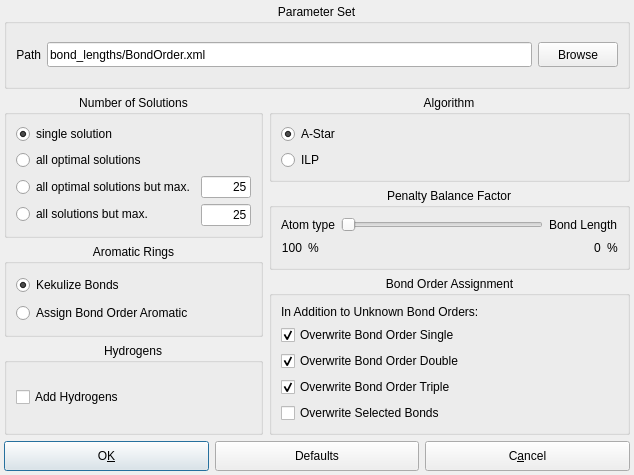
Before: the Qt Designer form source/VIEW/DIALOGS/assignBondOrderConfigurationDialog.ui in BALL-Project/ball, drawn with Qt 5.
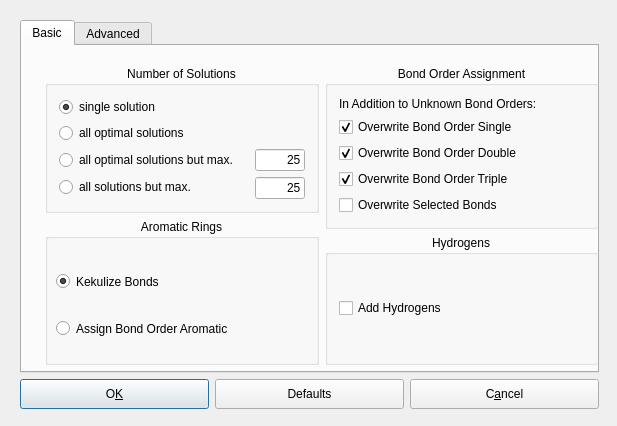
After: the same form once the commit is applied.

Commit message: excluded the assign-charge option for the upcomming release

Diff of the .ui file:
```diff
--- a/source/VIEW/DIALOGS/assignBondOrderConfigurationDialog.ui
+++ b/source/VIEW/DIALOGS/assignBondOrderConfigurationDialog.ui
@@ -5,14 +5,12 @@
    <rect>
     <x>0</x>
     <y>0</y>
-    <width>634</width>
-    <height>475</height>
+    <width>617</width>
+    <height>426</height>
    </rect>
   </property>
   <property name="sizePolicy" >
-   <sizepolicy>
-    <hsizetype>5</hsizetype>
-    <vsizetype>5</vsizetype>
+   <sizepolicy vsizetype="Preferred" hsizetype="Preferred" >
     <horstretch>0</horstretch>
     <verstretch>0</verstretch>
    </sizepolicy>
@@ -32,133 +30,45 @@
   <property name="windowTitle" >
    <string>Assign Bond Order Options</string>
   </property>
-  <layout class="QGridLayout" >
-   <property name="margin" >
-    <number>4</number>
+  <widget class="QWidget" name="" >
+   <property name="geometry" >
+    <rect>
+     <x>9</x>
+     <y>9</y>
+     <width>601</width>
+     <height>411</height>
+    </rect>
    </property>
-   <property name="spacing" >
-    <number>6</number>
-   </property>
-   <item row="0" column="0" >
-    <widget class="QGroupBox" name="groupBox12" >
-     <property name="title" >
-      <string>Parameter Set</string>
-     </property>
-     <property name="alignment" >
-      <set>Qt::AlignHCenter</set>
-     </property>
-     <layout class="QGridLayout" >
-      <property name="margin" >
-       <number>9</number>
-      </property>
-      <property name="spacing" >
-       <number>6</number>
-      </property>
-      <item row="0" column="2" >
-       <widget class="QPushButton" name="browse_button" >
-        <property name="enabled" >
-         <bool>true</bool>
-        </property>
-        <property name="minimumSize" >
-         <size>
-          <width>50</width>
-          <height>25</height>
-         </size>
-        </property>
-        <property name="focusPolicy" >
-         <enum>Qt::TabFocus</enum>
-        </property>
-        <property name="toolTip" >
-         <string>Browse your computer for amber file</string>
-        </property>
-        <property name="text" >
-         <string>Browse</string>
-        </property>
-        <property name="autoDefault" >
-         <bool>true</bool>
-        </property>
-       </widget>
-      </item>
-      <item row="0" column="1" >
-       <widget class="QLineEdit" name="parameter_file_edit" >
-        <property name="minimumSize" >
-         <size>
-          <width>150</width>
-          <height>25</height>
-         </size>
-        </property>
-        <property name="focusPolicy" >
-         <enum>Qt::StrongFocus</enum>
-        </property>
-        <property name="text" >
-         <string>bond_lengths/BondOrder.xml</string>
-        </property>
-        <property name="maxLength" >
-         <number>32767</number>
-        </property>
-        <property name="frame" >
-         <bool>true</bool>
-        </property>
-        <property name="echoMode" >
-         <enum>QLineEdit::Normal</enum>
-        </property>
-        <property name="alignment" >
-         <set>Qt::AlignLeading</set>
-        </property>
-       </widget>
-      </item>
-      <item row="0" column="0" >
-       <widget class="QLabel" name="Label_10" >
-        <property name="sizePolicy" >
-         <sizepolicy>
-          <hsizetype>5</hsizetype>
-          <vsizetype>1</vsizetype>
-          <horstretch>0</horstretch>
-          <verstretch>0</verstretch>
-         </sizepolicy>
-        </property>
-        <property name="minimumSize" >
-         <size>
-          <width>0</width>
-          <height>25</height>
-         </size>
-        </property>
-        <property name="focusPolicy" >
-         <enum>Qt::NoFocus</enum>
-        </property>
-        <property name="lineWidth" >
-         <number>1</number>
-        </property>
-        <property name="text" >
-         <string>Path</string>
-        </property>
-        <property name="textFormat" >
-         <enum>Qt::AutoText</enum>
-        </property>
-        <property name="alignment" >
-         <set>Qt::AlignRight|Qt::AlignTrailing|Qt::AlignVCenter</set>
-        </property>
-       </widget>
-      </item>
-     </layout>
-    </widget>
-   </item>
-   <item row="1" column="0" >
-    <layout class="QGridLayout" >
-     <property name="margin" >
+   <layout class="QVBoxLayout" name="verticalLayout_4" >
+    <item>
+     <widget class="QTabWidget" name="tabWidget" >
+      <property name="currentIndex" >
       <number>0</number>
      </property>
-     <property name="spacing" >
-      <number>6</number>
-     </property>
-     <item row="0" column="0" >
-      <layout class="QVBoxLayout" >
-       <property name="margin" >
-        <number>0</number>
-       </property>
-       <property name="spacing" >
-        <number>6</number>
-       </property>
+      <widget class="QWidget" name="basic_tab" >
+       <property name="geometry" >
+        <rect>
+         <x>0</x>
+         <y>0</y>
+         <width>595</width>
+         <height>339</height>
+        </rect>
+       </property>
+       <attribute name="title" >
+        <string>Basic</string>
+       </attribute>
+       <widget class="QWidget" name="" >
+        <property name="geometry" >
+         <rect>
+          <x>12</x>
+          <y>9</y>
+          <width>575</width>
+          <height>321</height>
+         </rect>
+        </property>
+        <layout class="QHBoxLayout" name="horizontalLayout_2" >
+         <item>
+          <layout class="QVBoxLayout" name="verticalLayout" >
        <item>
         <widget class="QGroupBox" name="groupBox_5" >
          <property name="title" >
@@ -170,21 +80,15 @@
          <property name="checked" >
           <bool>false</bool>
          </property>
-         <layout class="QGridLayout" >
-          <property name="margin" >
-           <number>9</number>
-          </property>
-          <property name="spacing" >
-           <number>6</number>
-          </property>
+             <layout class="QGridLayout" name="gridLayout_3" >
           <item row="0" column="0" >
            <layout class="QVBoxLayout" >
+                <property name="spacing" >
+                 <number>6</number>
+                </property>
             <property name="margin" >
              <number>0</number>
             </property>
-            <property name="spacing" >
-             <number>6</number>
-            </property>
             <item>
              <widget class="QRadioButton" name="single_solution_button" >
               <property name="enabled" >
@@ -203,6 +107,12 @@
               <property name="enabled" >
                <bool>true</bool>
               </property>
+                  <property name="minimumSize" >
+                   <size>
+                    <width>250</width>
+                    <height>0</height>
+                   </size>
+                  </property>
               <property name="text" >
                <string>all optimal solutions</string>
               </property>
@@ -215,20 +125,20 @@
           </item>
           <item row="1" column="0" >
            <layout class="QHBoxLayout" >
-            <property name="margin" >
-             <number>0</number>
-            </property>
             <property name="spacing" >
              <number>6</number>
             </property>
+                <property name="margin" >
+                 <number>0</number>
+                </property>
             <item>
              <layout class="QVBoxLayout" >
-              <property name="margin" >
-               <number>0</number>
-              </property>
               <property name="spacing" >
                <number>6</number>
               </property>
+                  <property name="margin" >
+                   <number>0</number>
+                  </property>
               <item>
                <widget class="QRadioButton" name="n_opt_solutions_button" >
                 <property name="enabled" >
@@ -259,21 +169,19 @@
             </item>
             <item>
              <layout class="QVBoxLayout" >
-              <property name="margin" >
-               <number>0</number>
-              </property>
               <property name="spacing" >
                <number>6</number>
               </property>
+                  <property name="margin" >
+                   <number>0</number>
+                  </property>
               <item>
                <widget class="QLineEdit" name="max_n_opt_solutions" >
                 <property name="enabled" >
                  <bool>true</bool>
                 </property>
                 <property name="sizePolicy" >
-                 <sizepolicy>
-                  <hsizetype>5</hsizetype>
-                  <vsizetype>0</vsizetype>
+                     <sizepolicy vsizetype="Fixed" hsizetype="Preferred" >
                   <horstretch>0</horstretch>
                   <verstretch>0</verstretch>
                  </sizepolicy>
@@ -298,9 +206,7 @@
                  <bool>true</bool>
                 </property>
                 <property name="sizePolicy" >
-                 <sizepolicy>
-                  <hsizetype>5</hsizetype>
-                  <vsizetype>0</vsizetype>
+                     <sizepolicy vsizetype="Fixed" hsizetype="Preferred" >
                   <horstretch>0</horstretch>
                   <verstretch>0</verstretch>
                  </sizepolicy>
@@ -337,18 +243,18 @@
          <property name="checked" >
           <bool>false</bool>
          </property>
-         <layout class="QVBoxLayout" >
-          <property name="margin" >
-           <number>9</number>
-          </property>
-          <property name="spacing" >
-           <number>6</number>
-          </property>
-          <item>
            <widget class="QRadioButton" name="kekulizeBonds_button" >
             <property name="enabled" >
              <bool>true</bool>
             </property>
+              <property name="geometry" >
+               <rect>
+                <x>11</x>
+                <y>51</y>
+                <width>272</width>
+                <height>23</height>
+               </rect>
+              </property>
             <property name="text" >
              <string>Kekulize Bonds</string>
             </property>
@@ -356,9 +262,15 @@
              <bool>true</bool>
             </property>
            </widget>
-          </item>
-          <item>
            <widget class="QRadioButton" name="assignBOAromatic_button" >
+              <property name="geometry" >
+               <rect>
+                <x>11</x>
+                <y>98</y>
+                <width>272</width>
+                <height>23</height>
+               </rect>
+              </property>
             <property name="text" >
              <string>Assign Bond Order Aromatic</string>
             </property>
@@ -366,8 +278,80 @@
              <bool>false</bool>
             </property>
            </widget>
-          </item>
-         </layout>
+            </widget>
+           </item>
+          </layout>
+         </item>
+         <item>
+          <layout class="QVBoxLayout" name="verticalLayout_2" >
+           <item>
+            <widget class="QGroupBox" name="groupBox" >
+             <property name="title" >
+              <string>Bond Order Assignment</string>
+             </property>
+             <property name="alignment" >
+              <set>Qt::AlignHCenter</set>
+             </property>
+             <property name="flat" >
+              <bool>false</bool>
+             </property>
+             <layout class="QGridLayout" name="gridLayout_5" >
+              <item row="0" column="0" >
+               <widget class="QLabel" name="label" >
+                <property name="text" >
+                 <string>In Addition to Unknown Bond Orders:</string>
+                </property>
+               </widget>
+              </item>
+              <item row="1" column="0" >
+               <widget class="QCheckBox" name="overwrite_singleBO_box" >
+                <property name="text" >
+                 <string>Overwrite Bond Order Single</string>
+                </property>
+                <property name="checked" >
+                 <bool>true</bool>
+                </property>
+               </widget>
+              </item>
+              <item row="2" column="0" >
+               <widget class="QCheckBox" name="overwrite_doubleBO_box" >
+                <property name="text" >
+                 <string>Overwrite Bond Order Double</string>
+                </property>
+                <property name="checked" >
+                 <bool>true</bool>
+                </property>
+               </widget>
+              </item>
+              <item row="4" column="0" >
+               <widget class="QCheckBox" name="overwrite_selected_bonds_box" >
+                <property name="enabled" >
+                 <bool>true</bool>
+                </property>
+                <property name="text" >
+                 <string>Overwrite Selected Bonds</string>
+                </property>
+                <property name="checked" >
+                 <bool>false</bool>
+                </property>
+               </widget>
+              </item>
+              <item row="3" column="0" >
+               <widget class="QCheckBox" name="overwrite_tripleBO_box" >
+                <property name="text" >
+                 <string>Overwrite Bond Order Triple</string>
+                </property>
+                <property name="checked" >
+                 <bool>true</bool>
+                </property>
+               </widget>
+              </item>
+             </layout>
+             <zorder>label</zorder>
+             <zorder>overwrite_singleBO_box</zorder>
+             <zorder>overwrite_doubleBO_box</zorder>
+             <zorder>overwrite_selected_bonds_box</zorder>
+             <zorder>overwrite_tripleBO_box</zorder>
         </widget>
        </item>
        <item>
@@ -384,21 +368,15 @@
          <property name="alignment" >
           <set>Qt::AlignHCenter</set>
          </property>
-         <layout class="QVBoxLayout" >
-          <property name="margin" >
-           <number>9</number>
-          </property>
-          <property name="spacing" >
-           <number>6</number>
-          </property>
-          <item>
+             <layout class="QGridLayout" name="gridLayout_4" >
+              <item row="0" column="0" >
            <widget class="QCheckBox" name="add_hydrogens_checkBox" >
             <property name="enabled" >
              <bool>true</bool>
             </property>
             <property name="minimumSize" >
              <size>
-              <width>140</width>
+                  <width>250</width>
               <height>0</height>
              </size>
             </property>
@@ -411,18 +389,133 @@
            </widget>
           </item>
          </layout>
+             <zorder>add_hydrogens_checkBox</zorder>
+             <zorder>groupBox</zorder>
         </widget>
        </item>
       </layout>
      </item>
-     <item row="0" column="1" >
-      <layout class="QVBoxLayout" >
-       <property name="margin" >
-        <number>0</number>
+        </layout>
+       </widget>
+      </widget>
+      <widget class="QWidget" name="advanced_tab" >
+       <property name="geometry" >
+        <rect>
+         <x>0</x>
+         <y>0</y>
+         <width>595</width>
+         <height>339</height>
+        </rect>
        </property>
-       <property name="spacing" >
-        <number>6</number>
-       </property>
+       <attribute name="title" >
+        <string>Advanced</string>
+       </attribute>
+       <widget class="QWidget" name="layoutWidget" >
+        <property name="geometry" >
+         <rect>
+          <x>10</x>
+          <y>20</y>
+          <width>401</width>
+          <height>311</height>
+         </rect>
+        </property>
+        <layout class="QVBoxLayout" name="verticalLayout_3" >
+         <item>
+          <widget class="QGroupBox" name="groupBox12" >
+           <property name="title" >
+            <string>Parameter Set</string>
+           </property>
+           <property name="alignment" >
+            <set>Qt::AlignHCenter</set>
+           </property>
+           <layout class="QHBoxLayout" name="horizontalLayout" >
+            <item>
+             <widget class="QLabel" name="Label_10" >
+              <property name="sizePolicy" >
+               <sizepolicy vsizetype="Minimum" hsizetype="Preferred" >
+                <horstretch>0</horstretch>
+                <verstretch>0</verstretch>
+               </sizepolicy>
+              </property>
+              <property name="minimumSize" >
+               <size>
+                <width>0</width>
+                <height>25</height>
+               </size>
+              </property>
+              <property name="focusPolicy" >
+               <enum>Qt::NoFocus</enum>
+              </property>
+              <property name="lineWidth" >
+               <number>1</number>
+              </property>
+              <property name="text" >
+               <string>Path</string>
+              </property>
+              <property name="textFormat" >
+               <enum>Qt::AutoText</enum>
+              </property>
+              <property name="alignment" >
+               <set>Qt::AlignRight|Qt::AlignTrailing|Qt::AlignVCenter</set>
+              </property>
+             </widget>
+            </item>
+            <item>
+             <widget class="QLineEdit" name="parameter_file_edit" >
+              <property name="minimumSize" >
+               <size>
+                <width>250</width>
+                <height>25</height>
+               </size>
+              </property>
+              <property name="focusPolicy" >
+               <enum>Qt::StrongFocus</enum>
+              </property>
+              <property name="text" >
+               <string>bond_lengths/BondOrder.xml</string>
+              </property>
+              <property name="maxLength" >
+               <number>32767</number>
+              </property>
+              <property name="frame" >
+               <bool>true</bool>
+              </property>
+              <property name="echoMode" >
+               <enum>QLineEdit::Normal</enum>
+              </property>
+              <property name="alignment" >
+               <set>Qt::AlignLeading</set>
+              </property>
+             </widget>
+            </item>
+            <item>
+             <widget class="QPushButton" name="browse_button" >
+              <property name="enabled" >
+               <bool>true</bool>
+              </property>
+              <property name="minimumSize" >
+               <size>
+                <width>50</width>
+                <height>25</height>
+               </size>
+              </property>
+              <property name="focusPolicy" >
+               <enum>Qt::TabFocus</enum>
+              </property>
+              <property name="toolTip" >
+               <string>Browse your computer for amber file</string>
+              </property>
+              <property name="text" >
+               <string>Browse</string>
+              </property>
+              <property name="autoDefault" >
+               <bool>true</bool>
+              </property>
+             </widget>
+            </item>
+           </layout>
+          </widget>
+         </item>
        <item>
         <widget class="QGroupBox" name="groupBox_4" >
          <property name="title" >
@@ -434,14 +527,8 @@
          <property name="checked" >
           <bool>false</bool>
          </property>
-         <layout class="QVBoxLayout" >
-          <property name="margin" >
-           <number>9</number>
-          </property>
-          <property name="spacing" >
-           <number>6</number>
-          </property>
-          <item>
+           <layout class="QGridLayout" name="gridLayout_6" >
+            <item row="0" column="0" >
            <widget class="QRadioButton" name="ASTAR_button" >
             <property name="enabled" >
              <bool>true</bool>
@@ -454,7 +541,7 @@
             </property>
            </widget>
           </item>
-          <item>
+            <item row="1" column="0" >
            <widget class="QRadioButton" name="ILP_button" >
             <property name="text" >
              <string>ILP</string>
@@ -478,21 +565,15 @@
          <property name="checked" >
           <bool>false</bool>
          </property>
+           <layout class="QGridLayout" name="gridLayout_7" >
+            <item row="0" column="0" >
          <layout class="QVBoxLayout" >
-          <property name="margin" >
-           <number>9</number>
-          </property>
           <property name="spacing" >
            <number>6</number>
           </property>
-          <item>
-           <layout class="QVBoxLayout" >
             <property name="margin" >
              <number>0</number>
             </property>
-            <property name="spacing" >
-             <number>6</number>
-            </property>
             <item>
              <layout class="QGridLayout" >
               <property name="margin" >
@@ -541,12 +622,12 @@
             </item>
             <item>
              <layout class="QHBoxLayout" >
-              <property name="margin" >
-               <number>0</number>
-              </property>
               <property name="spacing" >
                <number>6</number>
               </property>
+                <property name="margin" >
+                 <number>0</number>
+                </property>
               <item>
                <widget class="QLabel" name="atom_type_penalty_label" >
                 <property name="text" >
@@ -575,7 +656,7 @@
                 <property name="orientation" >
                  <enum>Qt::Horizontal</enum>
                 </property>
-                <property name="sizeHint" >
+                  <property name="sizeHint" stdset="0" >
                  <size>
                   <width>171</width>
                   <height>20</height>
@@ -616,82 +697,12 @@
          </layout>
         </widget>
        </item>
+        </layout>
+       </widget>
+      </widget>
+     </widget>
+    </item>
        <item>
-        <widget class="QGroupBox" name="groupBox" >
-         <property name="title" >
-          <string>Bond Order Assignment</string>
-         </property>
-         <property name="alignment" >
-          <set>Qt::AlignHCenter</set>
-         </property>
-         <property name="flat" >
-          <bool>false</bool>
-         </property>
-         <layout class="QGridLayout" >
-          <property name="margin" >
-           <number>9</number>
-          </property>
-          <property name="spacing" >
-           <number>6</number>
-          </property>
-          <item row="1" column="0" >
-           <widget class="QCheckBox" name="overwrite_singleBO_box" >
-            <property name="text" >
-             <string>Overwrite Bond Order Single</string>
-            </property>
-            <property name="checked" >
-             <bool>true</bool>
-            </property>
-           </widget>
-          </item>
-          <item row="2" column="0" >
-           <widget class="QCheckBox" name="overwrite_doubleBO_box" >
-            <property name="text" >
-             <string>Overwrite Bond Order Double</string>
-            </property>
-            <property name="checked" >
-             <bool>true</bool>
-            </property>
-           </widget>
-          </item>
-          <item row="3" column="0" >
-           <widget class="QCheckBox" name="overwrite_tripleBO_box" >
-            <property name="text" >
-             <string>Overwrite Bond Order Triple</string>
-            </property>
-            <property name="checked" >
-             <bool>true</bool>
-            </property>
-           </widget>
-          </item>
-          <item row="4" column="0" >
-           <widget class="QCheckBox" name="overwrite_selected_bonds_box" >
-            <property name="enabled" >
-             <bool>true</bool>
-            </property>
-            <property name="text" >
-             <string>Overwrite Selected Bonds</string>
-            </property>
-            <property name="checked" >
-             <bool>false</bool>
-            </property>
-           </widget>
-          </item>
-          <item row="0" column="0" >
-           <widget class="QLabel" name="label" >
-            <property name="text" >
-             <string>In Addition to Unknown Bond Orders:</string>
-            </property>
-           </widget>
-          </item>
-         </layout>
-        </widget>
-       </item>
-      </layout>
-     </item>
-    </layout>
-   </item>
-   <item row="2" column="0" >
     <layout class="QGridLayout" >
      <property name="margin" >
       <number>0</number>
@@ -702,9 +713,7 @@
      <item row="0" column="0" >
       <widget class="QPushButton" name="close_button" >
        <property name="sizePolicy" >
-        <sizepolicy>
-         <hsizetype>3</hsizetype>
-         <vsizetype>0</vsizetype>
+         <sizepolicy vsizetype="Fixed" hsizetype="MinimumExpanding" >
          <horstretch>0</horstretch>
          <verstretch>0</verstretch>
         </sizepolicy>
@@ -732,9 +741,7 @@
      <item row="0" column="1" >
       <widget class="QPushButton" name="reset_button" >
        <property name="sizePolicy" >
-        <sizepolicy>
-         <hsizetype>3</hsizetype>
-         <vsizetype>0</vsizetype>
+         <sizepolicy vsizetype="Fixed" hsizetype="MinimumExpanding" >
          <horstretch>0</horstretch>
          <verstretch>0</verstretch>
         </sizepolicy>
@@ -759,9 +766,7 @@
      <item row="0" column="2" >
       <widget class="QPushButton" name="cancel_button" >
        <property name="sizePolicy" >
-        <sizepolicy>
-         <hsizetype>3</hsizetype>
-         <vsizetype>0</vsizetype>
+         <sizepolicy vsizetype="Fixed" hsizetype="MinimumExpanding" >
          <horstretch>0</horstretch>
          <verstretch>0</verstretch>
         </sizepolicy>
@@ -787,6 +792,7 @@
    </item>
   </layout>
  </widget>
+ </widget>
  <layoutdefault spacing="6" margin="11" />
  <tabstops>
   <tabstop>parameter_file_edit</tabstop>
```
Left out of the diff: 2 changed lines with no effect on the pictures. Lines whose indentation alone changed are shown as unchanged.
